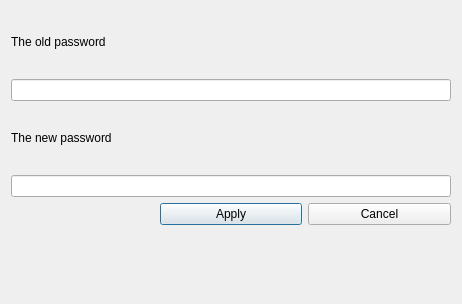
First picture: the form in changepassword.ui, repository Knigan/Qt-Messenger, before the edit.
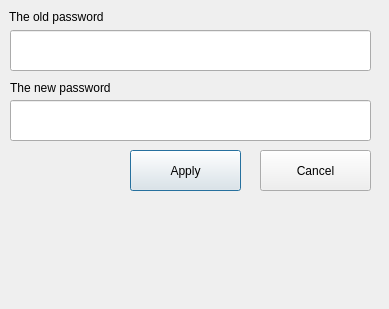
Second picture: the form after the edit.

What changed in the file:
```diff
--- a/changepassword.ui
+++ b/changepassword.ui
@@ -6,64 +6,104 @@
    <rect>
     <x>0</x>
     <y>0</y>
-    <width>462</width>
-    <height>304</height>
+    <width>389</width>
+    <height>309</height>
    </rect>
   </property>
   <property name="windowTitle">
    <string>Dialog</string>
   </property>
-  <layout class="QGridLayout" name="gridLayout">
-   <item row="0" column="0">
     <widget class="QLabel" name="OldPasswordLabel">
+   <property name="geometry">
+    <rect>
+     <x>9</x>
+     <y>9</y>
+     <width>101</width>
+     <height>16</height>
+    </rect>
+   </property>
      <property name="text">
       <string>The old password</string>
      </property>
     </widget>
-   </item>
-   <item row="1" column="0" colspan="3">
     <widget class="QLineEdit" name="OldPasswordLineEdit">
+   <property name="geometry">
+    <rect>
+     <x>10</x>
+     <y>30</y>
+     <width>361</width>
+     <height>41</height>
+    </rect>
+   </property>
      <property name="echoMode">
       <enum>QLineEdit::Password</enum>
      </property>
     </widget>
-   </item>
-   <item row="2" column="0" colspan="2">
     <widget class="QLabel" name="NewPasswordLabel">
+   <property name="geometry">
+    <rect>
+     <x>10</x>
+     <y>80</y>
+     <width>111</width>
+     <height>16</height>
+    </rect>
+   </property>
      <property name="text">
       <string>The new password</string>
      </property>
     </widget>
-   </item>
-   <item row="3" column="0" colspan="3">
     <widget class="QLineEdit" name="NewPasswordLineEdit">
+   <property name="geometry">
+    <rect>
+     <x>10</x>
+     <y>100</y>
+     <width>361</width>
+     <height>41</height>
+    </rect>
+   </property>
      <property name="echoMode">
       <enum>QLineEdit::Password</enum>
      </property>
     </widget>
-   </item>
-   <item row="4" column="1">
     <widget class="QPushButton" name="ApplyButton">
+   <property name="geometry">
+    <rect>
+     <x>130</x>
+     <y>150</y>
+     <width>111</width>
+     <height>41</height>
+    </rect>
+   </property>
      <property name="text">
       <string>Apply</string>
      </property>
     </widget>
-   </item>
-   <item row="4" column="2">
     <widget class="QPushButton" name="CancelButton">
+   <property name="geometry">
+    <rect>
+     <x>260</x>
+     <y>150</y>
+     <width>111</width>
+     <height>41</height>
+    </rect>
+   </property>
      <property name="text">
       <string>Cancel</string>
      </property>
     </widget>
-   </item>
-   <item row="5" column="0" colspan="3">
     <widget class="QLabel" name="ErrorLabel">
+   <property name="geometry">
+    <rect>
+     <x>9</x>
+     <y>209</y>
+     <width>361</width>
+     <height>41</height>
+    </rect>
+   </property>
      <property name="text">
       <string/>
      </property>
     </widget>
-   </item>
-  </layout>
  </widget>
  <resources/>
  <connections/>
```
Lines whose indentation alone changed are shown as unchanged.
